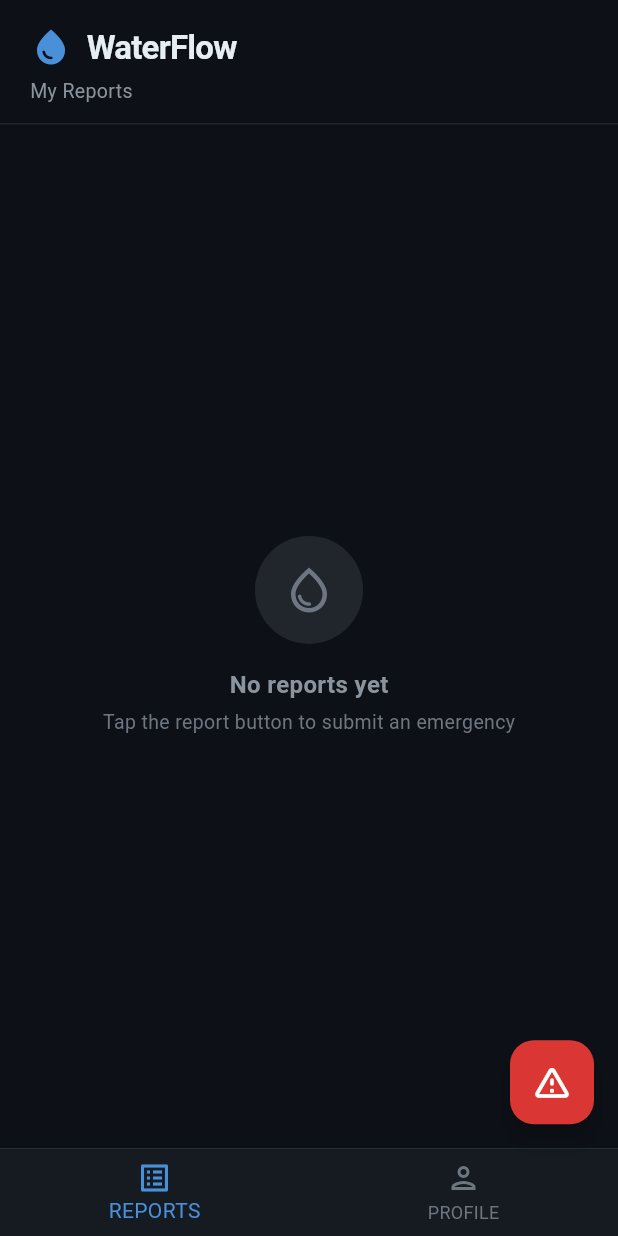
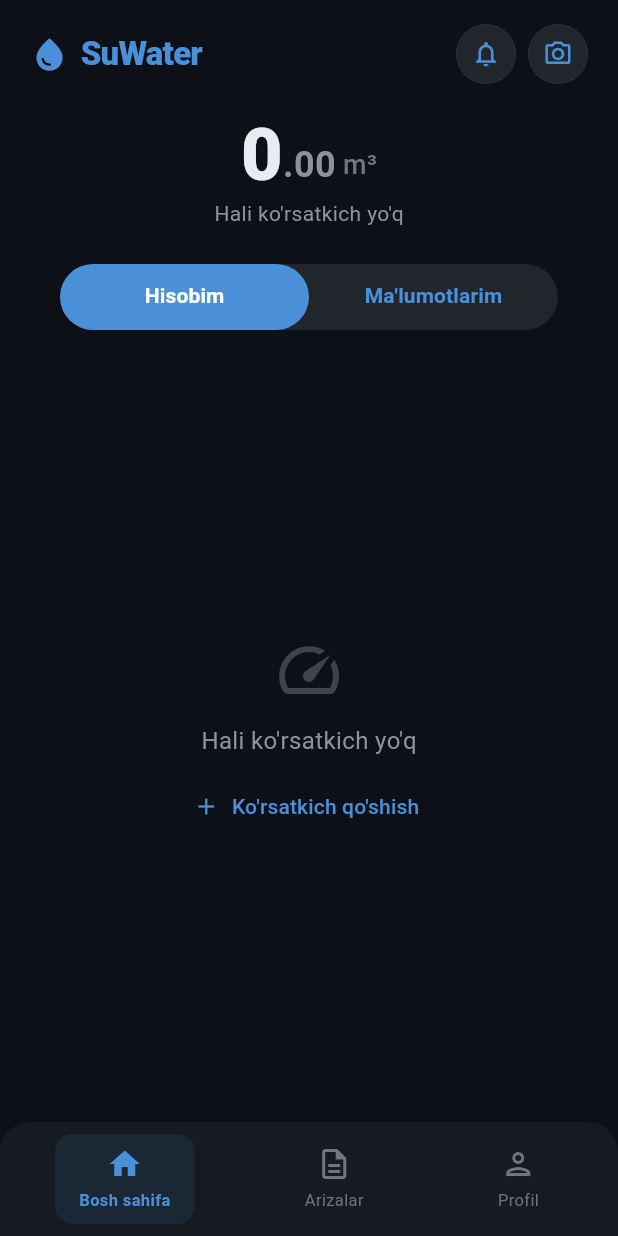
Before and after one commit to Akhmadjon-dev/suWater-mobile-app, a Flutter app: the CitizenShell screen opened by its route, on a phone screen of 412 x 824 dp. Run offline on Flutter 3.47's test engine with Material 3 defaults, Android fonts, the phone set to English and light mode, and no system bars; our stand-ins replace cached_network_image, dio, flutter_dotenv, flutter_map, flutter_riverpod, flutter_secure_storage and 4 more; accounts and stored records are empty; network calls fail.

Commit message:
feat: add citizen home screen with consumption display and 3-tab navigation

```diff
--- a/lib/features/citizen/citizen_shell.dart
+++ b/lib/features/citizen/citizen_shell.dart
@@ -1,54 +1,140 @@
 import 'package:flutter/material.dart';
+import 'package:flutter_riverpod/flutter_riverpod.dart';
 import 'package:go_router/go_router.dart';
 import 'package:suwater_mobile/core/theme/app_theme.dart';
+import 'package:suwater_mobile/features/citizen/home/citizen_home_screen.dart';
 import 'package:suwater_mobile/features/citizen/my_reports/citizen_reports_screen.dart';
 import 'package:suwater_mobile/features/citizen/profile/citizen_profile_screen.dart';
+import 'package:suwater_mobile/providers/citizen_provider.dart';
 
-class CitizenShell extends StatefulWidget {
+class CitizenShell extends ConsumerStatefulWidget {
   const CitizenShell({super.key});
 
   @override
-  State<CitizenShell> createState() => _CitizenShellState();
+  ConsumerState<CitizenShell> createState() => _CitizenShellState();
 }
 
-class _CitizenShellState extends State<CitizenShell> {
+class _CitizenShellState extends ConsumerState<CitizenShell> {
   int _currentIndex = 0;
 
   final _screens = const [
+    CitizenHomeScreen(),
     CitizenReportsScreen(),
     CitizenProfileScreen(),
   ];
 
   @override
+  void initState() {
+    super.initState();
+    // Ensure profile and readings are loaded fresh when shell mounts
+    Future.microtask(() {
+      ref.invalidate(citizenProfileProvider);
+      ref.invalidate(readingsProvider);
+    });
+  }
+
+  @override
   Widget build(BuildContext context) {
     return Scaffold(
       body: _screens[_currentIndex],
-      floatingActionButton: _currentIndex == 0
+      floatingActionButton: _currentIndex == 1
           ? FloatingActionButton(
               onPressed: () => context.go('/citizen/report'),
               backgroundColor: AppColors.error,
-              child: const Icon(Icons.warning_amber_rounded, size: 28),
+              child: const Icon(Icons.add, size: 28, color: Colors.white),
             )
           : null,
       bottomNavigationBar: Container(
-        decoration: const BoxDecoration(
-          border: Border(
-            top: BorderSide(color: AppColors.border, width: 0.5),
+        decoration: BoxDecoration(
+          color: AppColors.bgCard,
+          borderRadius: const BorderRadius.vertical(top: Radius.circular(20)),
+          boxShadow: [
+            BoxShadow(
+              color: Colors.black.withOpacity(0.1),
+              blurRadius: 10,
+              offset: const Offset(0, -2),
+            ),
+          ],
+        ),
+        child: SafeArea(
+          child: Padding(
+            padding: const EdgeInsets.symmetric(horizontal: 8, vertical: 8),
+            child: Row(
+              mainAxisAlignment: MainAxisAlignment.spaceAround,
+              children: [
+                _NavItem(
+                  icon: Icons.home_outlined,
+                  activeIcon: Icons.home,
+                  label: 'Bosh sahifa',
+                  isActive: _currentIndex == 0,
+                  onTap: () => setState(() => _currentIndex = 0),
+                ),
+                _NavItem(
+                  icon: Icons.description_outlined,
+                  activeIcon: Icons.description,
+                  label: 'Arizalar',
+                  isActive: _currentIndex == 1,
+                  onTap: () => setState(() => _currentIndex = 1),
+                ),
+                _NavItem(
+                  icon: Icons.person_outlined,
+                  activeIcon: Icons.person,
+                  label: 'Profil',
+                  isActive: _currentIndex == 2,
+                  onTap: () => setState(() => _currentIndex = 2),
+                ),
+              ],
+            ),
           ),
         ),
-        child: BottomNavigationBar(
-          currentIndex: _currentIndex,
-          onTap: (i) => setState(() => _currentIndex = i),
-          items: const [
-            BottomNavigationBarItem(
-              icon: Icon(Icons.list_alt_outlined),
-              activeIcon: Icon(Icons.list_alt),
-              label: 'REPORTS',
+      ),
+    );
+  }
+}
+
+class _NavItem extends StatelessWidget {
+  final IconData icon;
+  final IconData activeIcon;
+  final String label;
+  final bool isActive;
+  final VoidCallback onTap;
+
+  const _NavItem({
+    required this.icon,
+    required this.activeIcon,
+    required this.label,
+    required this.isActive,
+    required this.onTap,
+  });
+
+  @override
+  Widget build(BuildContext context) {
+    return GestureDetector(
+      onTap: onTap,
+      behavior: HitTestBehavior.opaque,
+      child: AnimatedContainer(
+        duration: const Duration(milliseconds: 200),
+        padding: const EdgeInsets.symmetric(horizontal: 16, vertical: 8),
+        decoration: BoxDecoration(
+          color: isActive ? AppColors.primary.withOpacity(0.1) : Colors.transparent,
+          borderRadius: BorderRadius.circular(12),
+        ),
+        child: Column(
+          mainAxisSize: MainAxisSize.min,
+          children: [
+            Icon(
+              isActive ? activeIcon : icon,
+              color: isActive ? AppColors.primary : AppColors.textMuted,
+              size: 24,
             ),
-            BottomNavigationBarItem(
-              icon: Icon(Icons.person_outlined),
-              activeIcon: Icon(Icons.person),
-              label: 'PROFILE',
+            const SizedBox(height: 4),
+            Text(
+              label,
+              style: TextStyle(
+                fontSize: 11,
+                fontWeight: isActive ? FontWeight.w600 : FontWeight.w400,
+                color: isActive ? AppColors.primary : AppColors.textMuted,
+              ),
             ),
           ],
         ),
--- /dev/null
+++ b/lib/features/citizen/home/citizen_home_screen.dart
@@ -0,0 +1,557 @@
+import 'package:flutter/material.dart';
+import 'package:flutter_riverpod/flutter_riverpod.dart';
+import 'package:intl/intl.dart';
+import 'package:suwater_mobile/core/theme/app_theme.dart';
+import 'package:suwater_mobile/providers/citizen_provider.dart';
+import 'package:suwater_mobile/repositories/citizen_repository.dart';
+
+class CitizenHomeScreen extends ConsumerStatefulWidget {
+  const CitizenHomeScreen({super.key});
+
+  @override
+  ConsumerState<CitizenHomeScreen> createState() => _CitizenHomeScreenState();
+}
+
+class _CitizenHomeScreenState extends ConsumerState<CitizenHomeScreen>
+    with SingleTickerProviderStateMixin {
+  late TabController _tabController;
+
+  @override
+  void initState() {
+    super.initState();
+    _tabController = TabController(length: 2, vsync: this);
+  }
+
+  @override
+  void dispose() {
+    _tabController.dispose();
+    super.dispose();
+  }
+
+  void _showAddReadingDialog() {
+    final controller = TextEditingController();
+    final notesController = TextEditingController();
+
+    showModalBottomSheet(
+      context: context,
+      isScrollControlled: true,
+      backgroundColor: AppColors.bgCard,
+      shape: const RoundedRectangleBorder(
+        borderRadius: BorderRadius.vertical(top: Radius.circular(20)),
+      ),
+      builder: (context) => Padding(
+        padding: EdgeInsets.fromLTRB(
+          20, 20, 20,
+          MediaQuery.of(context).viewInsets.bottom + 20,
+        ),
+        child: Column(
+          mainAxisSize: MainAxisSize.min,
+          crossAxisAlignment: CrossAxisAlignment.start,
+          children: [
+            Center(
+              child: Container(
+                width: 40, height: 4,
+                decoration: BoxDecoration(
+                  color: AppColors.textMuted,
+                  borderRadius: BorderRadius.circular(2),
+                ),
+              ),
+            ),
+            const SizedBox(height: 20),
+            const Text(
+              'Yangi ko\'rsatkich',
+              style: TextStyle(
+                fontSize: 20,
+                fontWeight: FontWeight.w700,
+                color: AppColors.textPrimary,
+              ),
+            ),
+            const SizedBox(height: 4),
+            const Text(
+              'Hisoblagich ko\'rsatkichini kiriting',
+              style: TextStyle(fontSize: 13, color: AppColors.textSecondary),
+            ),
+            const SizedBox(height: 20),
+            TextField(
+              controller: controller,
+              keyboardType: const TextInputType.numberWithOptions(decimal: true),
+              autofocus: true,
+              style: const TextStyle(
+                fontSize: 28,
+                fontWeight: FontWeight.w700,
+                color: AppColors.textPrimary,
+              ),
+              decoration: InputDecoration(
+                hintText: '0.00',
+                hintStyle: TextStyle(color: AppColors.textMuted.withOpacity(0.5)),
+                suffixText: 'm\u00B3',
+                suffixStyle: const TextStyle(
+                  fontSize: 18,
+                  fontWeight: FontWeight.w600,
+                  color: AppColors.textSecondary,
+                ),
+                filled: true,
+                fillColor: AppColors.bgSurface,
+                border: OutlineInputBorder(
+                  borderRadius: BorderRadius.circular(12),
+                  borderSide: BorderSide.none,
+                ),
+                contentPadding: const EdgeInsets.symmetric(horizontal: 16, vertical: 16),
+              ),
+            ),
+            const SizedBox(height: 12),
+            TextField(
+              controller: notesController,
+              style: const TextStyle(color: AppColors.textPrimary),
+              decoration: InputDecoration(
+                hintText: 'Izoh (ixtiyoriy)',
+                hintStyle: const TextStyle(color: AppColors.textMuted),
+                filled: true,
+                fillColor: AppColors.bgSurface,
+                border: OutlineInputBorder(
+                  borderRadius: BorderRadius.circular(12),
+                  borderSide: BorderSide.none,
+                ),
+                contentPadding: const EdgeInsets.symmetric(horizontal: 16, vertical: 14),
+              ),
+            ),
+            const SizedBox(height: 20),
+            SizedBox(
+              width: double.infinity,
+              height: 50,
+              child: ElevatedButton(
+                onPressed: () async {
+                  final value = double.tryParse(controller.text);
+                  if (value == null || value <= 0) return;
+                  final success = await ref.read(readingsProvider.notifier)
+                      .addReading(value, notes: notesController.text.isNotEmpty ? notesController.text : null);
+                  if (success && mounted) Navigator.pop(context);
+                },
+                style: ElevatedButton.styleFrom(
+                  backgroundColor: AppColors.primary,
+                  foregroundColor: Colors.white,
+                  shape: RoundedRectangleBorder(
+                    borderRadius: BorderRadius.circular(12),
+                  ),
+                ),
+                child: const Text(
+                  'Saqlash',
+                  style: TextStyle(fontSize: 16, fontWeight: FontWeight.w600),
+                ),
+              ),
+            ),
+          ],
+        ),
+      ),
+    );
+  }
+
+  @override
+  Widget build(BuildContext context) {
+    final readingsState = ref.watch(readingsProvider);
+    final profileState = ref.watch(citizenProfileProvider);
+
+    return SafeArea(
+      child: Column(
+        children: [
+          // Header
+          Padding(
+            padding: const EdgeInsets.fromLTRB(20, 16, 20, 0),
+            child: Row(
+              children: [
+                const Icon(Icons.water_drop, color: AppColors.primary, size: 26),
+                const SizedBox(width: 8),
+                const Text(
+                  'SuWater',
+                  style: TextStyle(
+                    fontSize: 22,
+                    fontWeight: FontWeight.w800,
+                    color: AppColors.primary,
+                    letterSpacing: -0.5,
+                  ),
+                ),
+                const Spacer(),
+                _HeaderIconButton(
+                  icon: Icons.notifications_outlined,
+                  onTap: () {},
+                ),
+                const SizedBox(width: 8),
+                _HeaderIconButton(
+                  icon: Icons.camera_alt_outlined,
+                  onTap: _showAddReadingDialog,
+                ),
+              ],
+            ),
+          ),
+
+          const SizedBox(height: 24),
+
+          // Total consumption
+          _CurrentReadingDisplay(
+            totalConsumption: readingsState.totalConsumption,
+            latest: readingsState.latest,
+          ),
+
+          const SizedBox(height: 24),
+
+          // Tab toggle: Hisobim / Ma'lumotlarim
+          Padding(
+            padding: const EdgeInsets.symmetric(horizontal: 40),
+            child: Container(
+              height: 44,
+              decoration: BoxDecoration(
+                color: AppColors.bgSurface,
+                borderRadius: BorderRadius.circular(22),
+              ),
+              child: TabBar(
+                controller: _tabController,
+                indicator: BoxDecoration(
+                  color: AppColors.primary,
+                  borderRadius: BorderRadius.circular(22),
+                ),
+                labelColor: Colors.white,
+                unselectedLabelColor: AppColors.primary,
+                labelStyle: const TextStyle(
+                  fontSize: 14,
+                  fontWeight: FontWeight.w600,
+                ),
+                unselectedLabelStyle: const TextStyle(
+                  fontSize: 14,
+                  fontWeight: FontWeight.w600,
+                ),
+                dividerHeight: 0,
+                indicatorSize: TabBarIndicatorSize.tab,
+                tabs: const [
+                  Tab(text: 'Hisobim'),
+                  Tab(text: "Ma'lumotlarim"),
+                ],
+              ),
+            ),
+          ),
+
+          const SizedBox(height: 16),
+
+          // Tab content
+          Expanded(
+            child: TabBarView(
+              controller: _tabController,
+              children: [
+                _ReadingsTab(
+                  readingsState: readingsState,
+                  onAddReading: _showAddReadingDialog,
+                ),
+                _ProfileTab(profileState: profileState),
+              ],
+            ),
+          ),
+        ],
+      ),
+    );
+  }
+}
+
+// ─── Current Reading Display ────────────────────────────────────────────────
+
+class _CurrentReadingDisplay extends StatelessWidget {
+  final double totalConsumption;
+  final WaterReading? latest;
+  const _CurrentReadingDisplay({required this.totalConsumption, this.latest});
+
+  @override
+  Widget build(BuildContext context) {
+    final parts = totalConsumption.toStringAsFixed(2).split('.');
+
+    return Column(
+      children: [
+        Row(
+          mainAxisAlignment: MainAxisAlignment.center,
+          crossAxisAlignment: CrossAxisAlignment.end,
+          children: [
+            Text(
+              parts[0],
+              style: const TextStyle(
+                fontSize: 48,
+                fontWeight: FontWeight.w800,
+                color: AppColors.textPrimary,
+                height: 1,
+              ),
+            ),
+            Text(
+              '.${parts[1]}',
+              style: const TextStyle(
+                fontSize: 24,
+                fontWeight: FontWeight.w600,
+                color: AppColors.textSecondary,
+                height: 1.5,
+              ),
+            ),
+            const Text(
+              ' m\u00B3',
+              style: TextStyle(
+                fontSize: 18,
+                fontWeight: FontWeight.w500,
+                color: AppColors.textMuted,
+                height: 2,
+              ),
+            ),
+          ],
+        ),
+        const SizedBox(height: 4),
+        Text(
+          latest != null
+              ? 'Oxirgi: ${_formatDate(latest!.readingDate)}'
+              : 'Hali ko\'rsatkich yo\'q',
+          style: const TextStyle(
+            fontSize: 14,
+            color: AppColors.textSecondary,
+          ),
+        ),
+      ],
+    );
+  }
+
+  String _formatDate(String dateStr) {
+    try {
+      final date = DateTime.parse(dateStr);
+      final now = DateTime.now();
+      final diff = now.difference(date);
+      if (diff.inDays == 0) return 'Bugun';
+      if (diff.inDays == 1) return 'Kecha';
+      if (diff.inDays < 7) return '${diff.inDays} kun oldin';
+      return DateFormat('dd.MM.yyyy').format(date);
+    } catch (_) {
+      return dateStr;
+    }
+  }
+}
+
+// ─── Readings Tab ───────────────────────────────────────────────────────────
+
+class _ReadingsTab extends StatelessWidget {
+  final ReadingsState readingsState;
+  final VoidCallback onAddReading;
+
+  const _ReadingsTab({required this.readingsState, required this.onAddReading});
+
+  @override
+  Widget build(BuildContext context) {
+    if (readingsState.isLoading) {
+      return const Center(
+        child: CircularProgressIndicator(color: AppColors.primary, strokeWidth: 2.5),
+      );
+    }
+
+    if (readingsState.readings.isEmpty) {
+      return Center(
+        child: Column(
+          mainAxisAlignment: MainAxisAlignment.center,
+          children: [
+            Icon(Icons.speed_outlined, size: 48, color: AppColors.textMuted.withOpacity(0.5)),
+            const SizedBox(height: 12),
+            const Text(
+              'Hali ko\'rsatkich yo\'q',
+              style: TextStyle(fontSize: 16, color: AppColors.textSecondary),
+            ),
+            const SizedBox(height: 8),
+            TextButton.icon(
+              onPressed: onAddReading,
+              icon: const Icon(Icons.add, size: 18),
+              label: const Text('Ko\'rsatkich qo\'shish'),
+            ),
+          ],
+        ),
+      );
+    }
+
+    return ListView.separated(
+      padding: const EdgeInsets.symmetric(horizontal: 20, vertical: 8),
+      itemCount: readingsState.readings.length,
+      separatorBuilder: (_, __) => const SizedBox(height: 10),
+      itemBuilder: (context, index) => _ReadingCard(reading: readingsState.readings[index]),
+    );
+  }
+}
+
+class _ReadingCard extends StatelessWidget {
+  final WaterReading reading;
+  const _ReadingCard({required this.reading});
+
+  @override
+  Widget build(BuildContext context) {
+    return Container(
+      padding: const EdgeInsets.symmetric(horizontal: 20, vertical: 16),
+      decoration: BoxDecoration(
+        color: AppColors.bgCard,
+        borderRadius: BorderRadius.circular(14),
+        border: Border.all(color: AppColors.border, width: 0.5),
+      ),
+      child: Row(
+        children: [
+          Text(
+            '${reading.readingValue.toStringAsFixed(2)} m\u00B3',
+            style: const TextStyle(
+              fontSize: 17,
+              fontWeight: FontWeight.w600,
+              color: AppColors.textPrimary,
+            ),
+          ),
+          const Spacer(),
+          Text(
+            _formatRelative(reading.readingDate),
+            style: const TextStyle(
+              fontSize: 14,
+              color: AppColors.textSecondary,
+            ),
+          ),
+        ],
+      ),
+    );
+  }
+
+  String _formatRelative(String dateStr) {
+    try {
+      final date = DateTime.parse(dateStr);
+      final now = DateTime.now();
+      final diff = now.difference(date);
+      if (diff.inDays == 0) return 'Bugun';
+      if (diff.inDays == 1) return 'Kecha';
+      if (diff.inDays < 7) return '${diff.inDays} kun oldin';
+      if (diff.inDays < 30) return '${(diff.inDays / 7).floor()} hafta oldin';
+      if (diff.inDays < 365) return '${(diff.inDays / 30).floor()} oy oldin';
+      return DateFormat('dd.MM.yyyy').format(date);
+    } catch (_) {
+      return dateStr;
+    }
+  }
+}
+
+// ─── Profile Tab ────────────────────────────────────────────────────────────
+
+class _ProfileTab extends StatelessWidget {
+  final CitizenProfileState profileState;
+  const _ProfileTab({required this.profileState});
+
+  @override
+  Widget build(BuildContext context) {
+    if (profileState.isLoading) {
+      return const Center(
+        child: CircularProgressIndicator(color: AppColors.primary, strokeWidth: 2.5),
+      );
+    }
+
+    final profile = profileState.profile;
+
+    return SingleChildScrollView(
+      padding: const EdgeInsets.symmetric(horizontal: 20, vertical: 8),
+      child: Container(
+        padding: const EdgeInsets.all(20),
+        decoration: BoxDecoration(
+          color: AppColors.bgCard,
+          borderRadius: BorderRadius.circular(16),
+          border: Border.all(color: AppColors.border, width: 0.5),
+        ),
+        child: Column(
+          children: [
+            _ProfileRow(label: 'Ismi', value: profile?.fullName ?? '-'),
+            _ProfileRow(label: 'Viloyat', value: profile?.region ?? '-'),
+            _ProfileRow(label: 'Tuman', value: profile?.district ?? '-'),
+            _ProfileRow(label: 'Uy', value: profile?.homeNumber ?? '-'),
+            _ProfileRow(label: 'Abonent raqami', value: profile?.abonentNumber ?? '-'),
+            _ProfileRow(label: 'Hisoblagich raqami', value: profile?.meterNumber ?? '-'),
+            _ProfileRow(
+              label: 'O\'rnatilgan sana',
+              value: profile?.installedDate != null
+                  ? _formatDate(profile!.installedDate!)
+                  : '-',
+            ),
+            _ProfileRow(label: 'Manzil', value: profile?.address ?? '-', isLast: true),
+          ],
+        ),
+      ),
+    );
+  }
+
+  String _formatDate(String dateStr) {
+    try {
+      return DateFormat('dd.MM.yyyy').format(DateTime.parse(dateStr));
+    } catch (_) {
+      return dateStr;
+    }
+  }
+}
+
+class _ProfileRow extends StatelessWidget {
+  final String label;
+  final String value;
+  final bool isLast;
+
+  const _ProfileRow({
+    required this.label,
+    required this.value,
+    this.isLast = false,
+  });
+
+  @override
+  Widget build(BuildContext context) {
+    return Container(
+      padding: const EdgeInsets.symmetric(vertical: 12),
+      decoration: BoxDecoration(
+        border: isLast
+            ? null
+            : const Border(
+                bottom: BorderSide(color: AppColors.border, width: 0.5),
+              ),
+      ),
+      child: Row(
+        mainAxisAlignment: MainAxisAlignment.spaceBetween,
+        children: [
+          Text(
+            label,
+            style: const TextStyle(
+              fontSize: 14,
+              fontWeight: FontWeight.w600,
+              color: AppColors.textSecondary,
+            ),
+          ),
+          const SizedBox(width: 16),
+          Flexible(
+            child: Text(
+              value,
+              style: const TextStyle(
+                fontSize: 14,
+                color: AppColors.textPrimary,
+              ),
+              textAlign: TextAlign.end,
+            ),
+          ),
+        ],
+      ),
+    );
+  }
+}
+
+// ─── Header Icon Button ────────────────────────────────────────────────────
+
+class _HeaderIconButton extends StatelessWidget {
+  final IconData icon;
+  final VoidCallback onTap;
+
+  const _HeaderIconButton({required this.icon, required this.onTap});
+
+  @override
+  Widget build(BuildContext context) {
+    return GestureDetector(
+      onTap: onTap,
+      child: Container(
+        width: 40,
+        height: 40,
+        decoration: BoxDecoration(
+          color: AppColors.bgSurface,
+          shape: BoxShape.circle,
+          border: Border.all(color: AppColors.border, width: 0.5),
+        ),
+        child: Icon(icon, color: AppColors.primary, size: 20),
+      ),
+    );
+  }
+}
```
